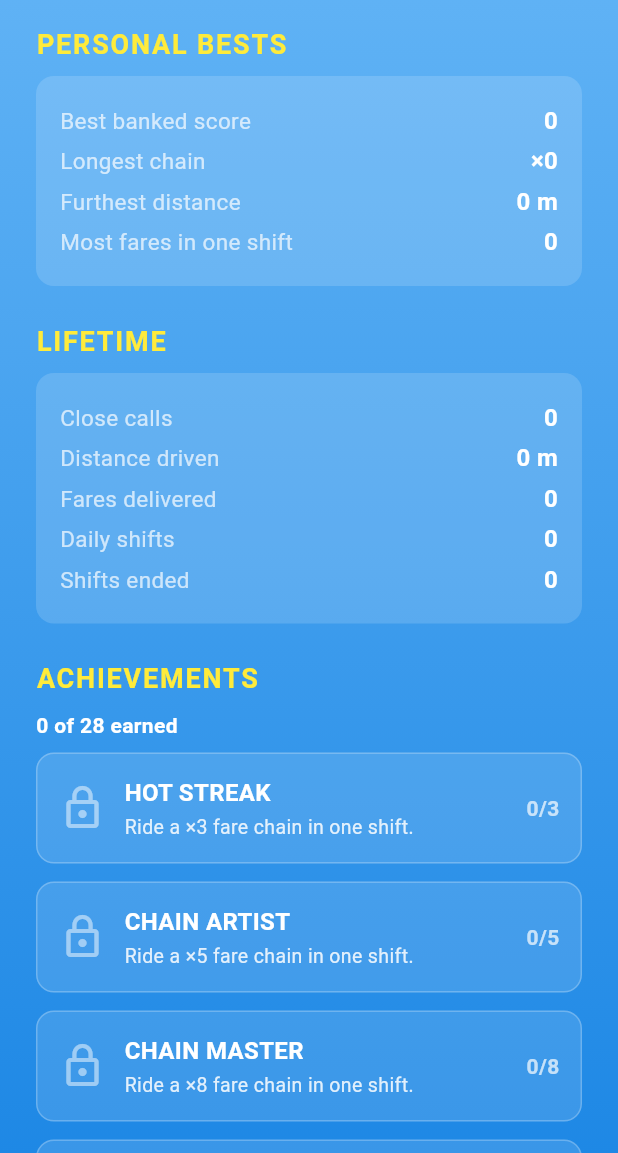
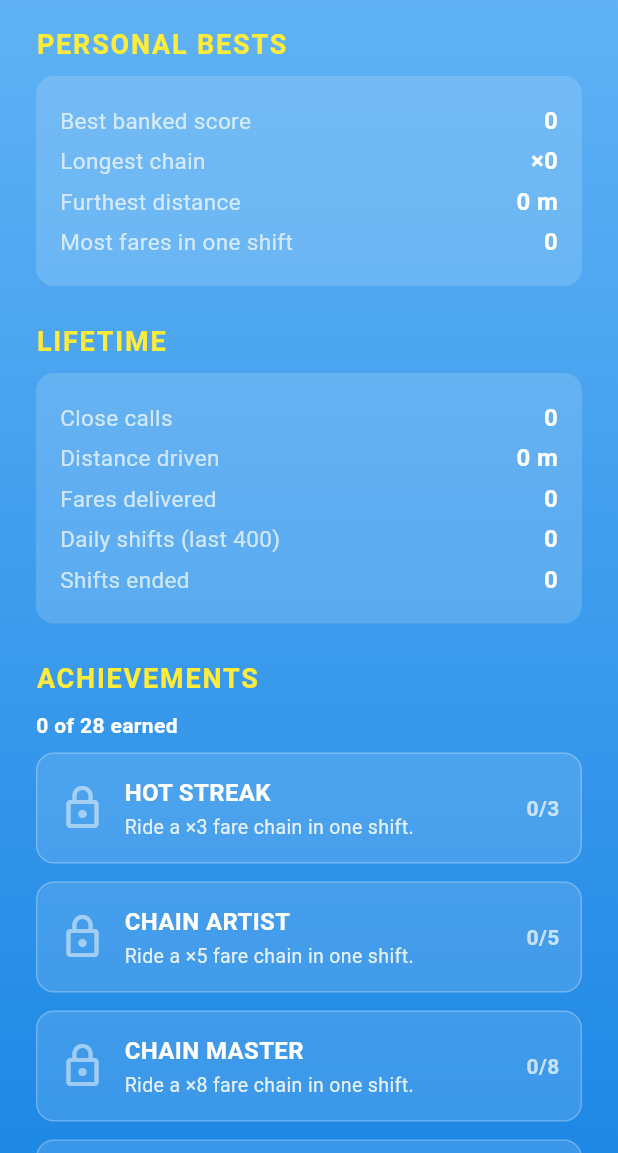
Before and after one commit to wjdavis5/taxiGame, a Flutter app: the RecordsScreen screen opened directly, on a phone screen of 412 x 824 dp, the part 83-1236 px from its top. Run offline on Flutter 3.47's test engine with Material 3 defaults, Android fonts, the light colour scheme and no system bars; our stand-ins replace shared_preferences; missing offline and left inert: flame, flame_audio; accounts and stored records are empty.

Commit message:
fix: label the records screen's windowed daily row as recent play (#283)
The Lifetime card's 'Daily shifts' row reads the 400-day daily history, so the card implied a lifetime counter it does not have. The row is now 'Daily shifts (last 400)' and its key renamed to match; the achievement thresholds all sit under the window, so participation progress is unaffected.

```diff
--- a/taxi_game/lib/ui/screens/records_screen.dart
+++ b/taxi_game/lib/ui/screens/records_screen.dart
@@ -145,9 +145,10 @@ class _PersonalBestsCard extends StatelessWidget {
 
 /// The lifetime totals (issue #283): the records the mastery achievements
 /// measure, on screen where their progress lives — close calls, volume
-/// driven, fares, daily participation, and the shifts it all happened
-/// over. Stored counters (issue #183), so no number here can fall as the
-/// history window trims.
+/// driven, fares, and the shifts it all happened over. Stored counters
+/// (issue #183), so no number here can fall as the history window trims.
+/// The daily row is the one exception and says so: the daily history is
+/// a 400-day window, so its count is recent play, not a lifetime total.
 class _LifetimeCard extends StatelessWidget {
   const _LifetimeCard({required this.gameState});
 
@@ -177,10 +178,14 @@ class _LifetimeCard extends StatelessWidget {
               '${totals.totalFares}',
               valueKey: const Key('records_lifetime_fares'),
             ),
+            // Windowed, so labelled as such: the count keeps the most
+            // recent 400 dailies, while every participation threshold
+            // (10/50/200) sits under the window and is reached long
+            // before a day can age out.
             _statRow(
-              'Daily shifts',
+              'Daily shifts (last 400)',
               '${gameState.dailyHistory.length}',
-              valueKey: const Key('records_lifetime_dailies'),
+              valueKey: const Key('records_recent_dailies'),
             ),
             _statRow(
               'Shifts ended',
```
Also changed, not shown: 1 other file.
